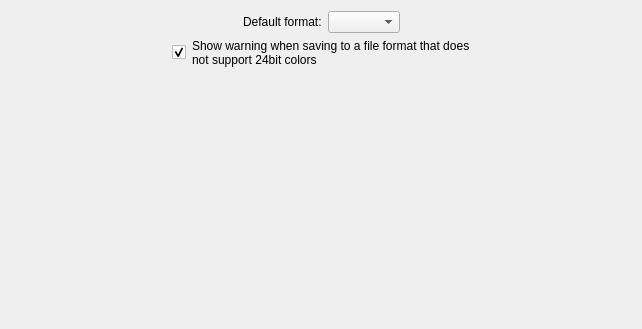
Qt form scripts/File/SaveAs/PreferencesPage.ui (qcad/qcad) before a commit.
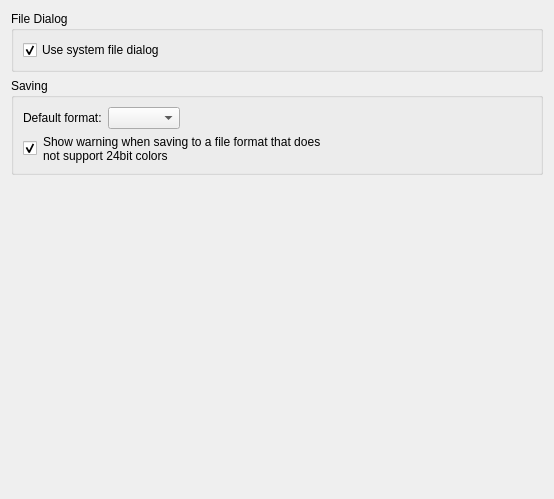
The same form after that commit.

Commit message: add preference to choose system or qt file dialog

The edit to the form file:
```diff
--- a/scripts/File/SaveAs/PreferencesPage.ui
+++ b/scripts/File/SaveAs/PreferencesPage.ui
@@ -6,26 +6,38 @@
    <rect>
     <x>0</x>
     <y>0</y>
-    <width>642</width>
-    <height>329</height>
+    <width>554</width>
+    <height>499</height>
    </rect>
   </property>
+  <layout class="QVBoxLayout" name="verticalLayout_3">
+   <item>
+    <widget class="QGroupBox" name="groupBox_2">
+     <property name="title">
+      <string>File Dialog</string>
+     </property>
+     <layout class="QVBoxLayout" name="verticalLayout_2">
+      <item>
+       <widget class="QCheckBox" name="UseSystemFileDialog">
+        <property name="text">
+         <string>Use system file dialog</string>
+        </property>
+        <property name="checked">
+         <bool>true</bool>
+        </property>
+       </widget>
+      </item>
+     </layout>
+    </widget>
+   </item>
+   <item>
+    <widget class="QGroupBox" name="groupBox">
+     <property name="title">
+      <string>Saving</string>
+     </property>
   <layout class="QVBoxLayout" name="verticalLayout">
    <item>
-    <layout class="QHBoxLayout" name="horizontalLayout">
-     <item>
-      <spacer name="horizontalSpacer">
-       <property name="orientation">
-        <enum>Qt::Horizontal</enum>
-       </property>
-       <property name="sizeHint" stdset="0">
-        <size>
-         <width>40</width>
-         <height>20</height>
-        </size>
-       </property>
-      </spacer>
-     </item>
+       <layout class="QHBoxLayout" name="horizontalLayout_2">
      <item>
       <widget class="QLabel" name="label">
        <property name="text">
@@ -52,20 +64,7 @@
     </layout>
    </item>
    <item>
-    <layout class="QHBoxLayout" name="horizontalLayout_2">
-     <item>
-      <spacer name="horizontalSpacer_3">
-       <property name="orientation">
-        <enum>Qt::Horizontal</enum>
-       </property>
-       <property name="sizeHint" stdset="0">
-        <size>
-         <width>18</width>
-         <height>20</height>
-        </size>
-       </property>
-      </spacer>
-     </item>
+       <layout class="QHBoxLayout" name="horizontalLayout">
      <item>
       <widget class="QCheckBox" name="ColorWarning">
        <property name="text">
@@ -87,19 +86,22 @@
       </widget>
      </item>
      <item>
-      <spacer name="horizontalSpacer_4">
+         <spacer name="horizontalSpacer">
        <property name="orientation">
         <enum>Qt::Horizontal</enum>
        </property>
        <property name="sizeHint" stdset="0">
         <size>
-         <width>18</width>
+            <width>40</width>
          <height>20</height>
         </size>
        </property>
       </spacer>
      </item>
     </layout>
+      </item>
+     </layout>
+    </widget>
    </item>
    <item>
     <spacer name="verticalSpacer">
```
Lines whose indentation alone changed are shown as unchanged. The commit also changes 9 other files.
